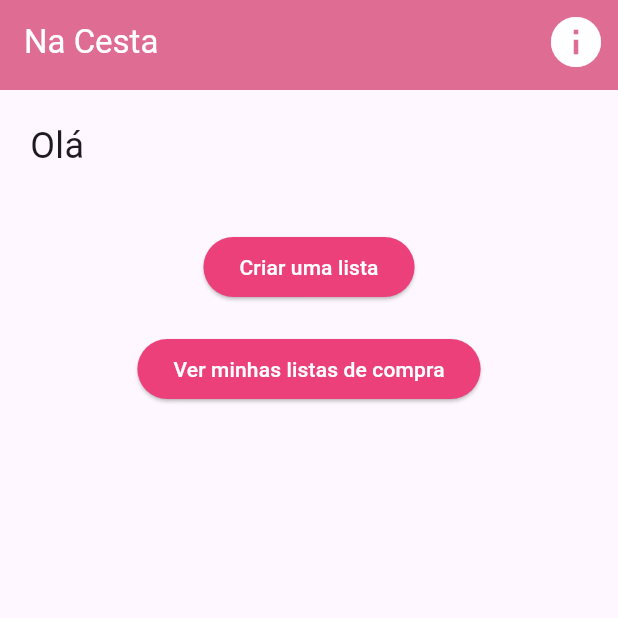
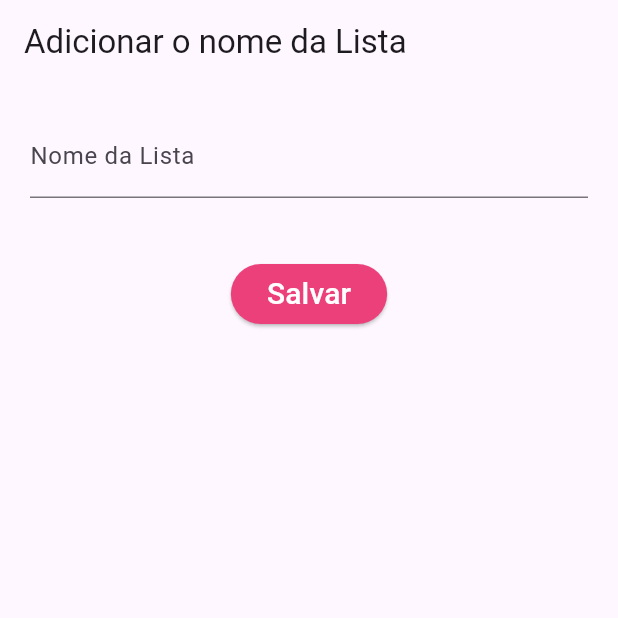
Before and after one commit to raquelpantojo/nacesta_app, a Flutter app: the screen it shows after launch, on a phone screen of 412 x 824 dp, the top half of it. Run offline on Flutter 3.47's test engine with Material 3 defaults, Android fonts, the phone set to English and light mode, and no system bars; our stand-ins replace device_preview.

Commit message:
Vai adicionar o nome da nova lista

```diff
--- a/lib/dadoslista.dart
+++ b/lib/dadoslista.dart
@@ -12,6 +12,7 @@ class ListaComprasView extends StatefulWidget {
 }
 
 class _ListaComprasViewState extends State<ListaComprasView> {
+
 
   // Lista dinâmica de objetos da classe contato
   // dados é o atributo da classe
@@ -32,9 +33,10 @@ class _ListaComprasViewState extends State<ListaComprasView> {
 
   @override
   Widget build(BuildContext context) {
+    String? NomeDalista = ModalRoute.of(context)?.settings.arguments as String?;
     return Scaffold(
       appBar: AppBar(
-        title: Text('ListView'),
+        title: Text('| ${NomeDalista ?? ''}'),
       ),
       body: Padding(
         padding: EdgeInsets.all(20),
--- a/lib/main.dart
+++ b/lib/main.dart
@@ -1,4 +1,4 @@
-// ignore_for_file: prefer_const_constructors, duplicate_import
+// ignore_for_file: prefer_const_constructors, duplicate_import, use_key_in_widget_constructors
 
 import 'package:device_preview/device_preview.dart';
 import 'package:flutter/material.dart';
@@ -10,6 +10,7 @@ import  'tela_esqueceu.dart';
 import 'TelaCriarLista.dart';
 import 'tela_addproduto.dart';
 import 'dadoslista.dart';
+import 'tela_criarNovaLista.dart';
 
 void main() {
   runApp(
@@ -28,7 +29,7 @@ class MainApp extends StatelessWidget {
     return MaterialApp(
       debugShowCheckedModeBanner: false,
       title: 'Na Cesta',
-      initialRoute: 'tinicio',
+      initialRoute: 'tcriarNovaLista',
       routes: {
         'tlogin':(context) => TelaLoginView(),
         'tsobre': (context) => TelaSobreView(),
@@ -38,9 +39,10 @@ class MainApp extends StatelessWidget {
         'tcriarlista':(context) =>TelaCriarListaView(),
         'taddproduto':(context) =>TelaAdicionarProdutoView(),
         'tdadosLista': (context)=>ListaComprasView(),
+        'tcriarNovaLista':(context)=>TelaCriarNovaListaView(),
 
       },
-      home: TelaLoginView(),
+      home: TelaCriarNovaListaView(),
     );
   }
 }
--- a/lib/tela_addproduto.dart
+++ b/lib/tela_addproduto.dart
@@ -47,10 +47,10 @@ class _TelaAdicionarProdutoViewState extends State<TelaAdicionarProdutoView> {
                 backgroundColor: Colors.pink.shade400,
                 foregroundColor: Color.fromARGB(255, 255, 254, 254),),
               onPressed: () {
-                //String produto = produtoController.text;
-                //int quantidade = int.tryParse(quantidadeController.text) ?? 0;
+                String produto = produtoController.text;
+                int quantidade = int.tryParse(quantidadeController.text) ?? 0;
 
-                //Navigator.pop(context, {'produto': produto, 'quantidade': quantidade});
+                Navigator.pop(context, {'produto': produto, 'quantidade': quantidade});
               },
               child: Text('Salvar',style: TextStyle(fontSize: 20)),
             ),
--- /dev/null
+++ b/lib/tela_criarNovaLista.dart
@@ -0,0 +1,57 @@
+// ignore_for_file: prefer_const_constructors, sort_child_properties_last
+// Tela Criar nome da lista
+
+import 'package:flutter/material.dart';
+
+class TelaCriarNovaListaView extends StatefulWidget {
+  @override
+  _TelaCriarListaNovaViewState createState() => _TelaCriarListaNovaViewState();
+}
+
+
+class _TelaCriarListaNovaViewState extends State<TelaCriarNovaListaView> {
+  TextEditingController NomeDalistaController = TextEditingController();
+
+  @override
+  Widget build(BuildContext context) {
+    return Scaffold(
+      appBar: AppBar(
+        title: Text('Adicionar o nome da Lista'),
+      ),
+      body: Padding(
+        padding: const EdgeInsets.all(20.0),
+        child: Column(
+          crossAxisAlignment: CrossAxisAlignment.start,
+          children: [
+            TextField(
+              controller: NomeDalistaController,
+              decoration: InputDecoration(
+                labelText: 'Nome da Lista',
+              ),
+            ),
+
+            SizedBox(height: 40),
+            Center(
+              child: Column(
+                children: [
+              ElevatedButton(
+                style: ElevatedButton.styleFrom(
+                backgroundColor: Colors.pink.shade400,
+                foregroundColor: Color.fromARGB(255, 255, 254, 254),),
+              onPressed: () {
+                String NomeDalista = NomeDalistaController.text;
+
+                Navigator.pop(context, {'nomeDalista': NomeDalista});
+              },
+              child: Text('Salvar',style: TextStyle(fontSize: 20)),
+            ),
+                ],
+              )
+            )
+
+          ],
+        ),
+      ),
+    );
+  }
+}
--- a/lib/tela_inicio.dart
+++ b/lib/tela_inicio.dart
@@ -1,3 +1,4 @@
+//Tela principal
 // ignore_for_file: prefer_const_constructors, use_key_in_widget_constructors
 
 import 'package:flutter/material.dart';
@@ -45,7 +46,7 @@ class _TelaInicioViewState extends State<TelaInicioView> {
           children: [
             // Adiciona o nome:
             Text(
-              'Olá ${nome ?? ''}',
+              'Olá ${nome ?? ''} Bem Vindo a sua lista de produtos',
               style: TextStyle(fontSize: 24),
             ),
             SizedBox(height: 40),
```
